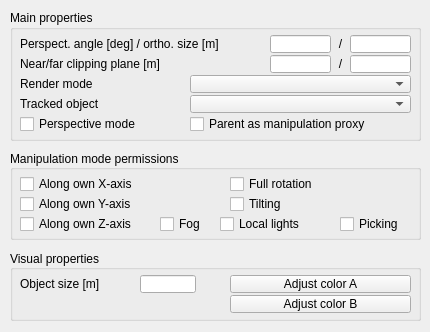
This is ui/qdlgcameras.ui in CoppeliaRobotics/coppeliaSimLib as Qt 5 draws it before an edit. The edited form follows.
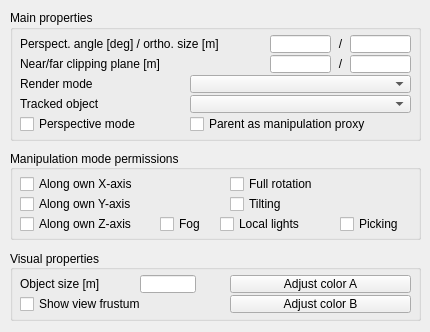
This is the edited form.

Commit message: refactoring + camera+visionSensor frustum volume and show frustum event

Patch:
```diff
--- a/ui/qdlgcameras.ui
+++ b/ui/qdlgcameras.ui
@@ -440,6 +440,22 @@
      <string>Object size [m]</string>
     </property>
    </widget>
+   <widget class="QCheckBox" name="qqShowVolume">
+    <property name="geometry">
+     <rect>
+      <x>10</x>
+      <y>45</y>
+      <width>171</width>
+      <height>18</height>
+     </rect>
+    </property>
+    <property name="focusPolicy">
+     <enum>Qt::StrongFocus</enum>
+    </property>
+    <property name="text">
+     <string>Show view frustum</string>
+    </property>
+   </widget>
   </widget>
  </widget>
  <tabstops>
```
The commit also changes 34 other files.
